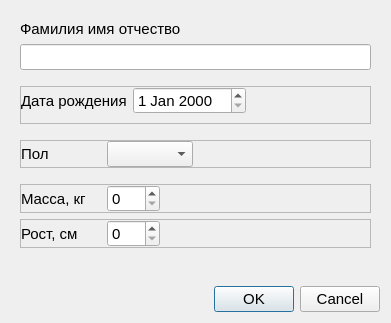
This is client_widgets/database_widgets/patientkarddialog.ui in grigp/a-analyser as Qt 5 draws it before an edit. The edited form follows.
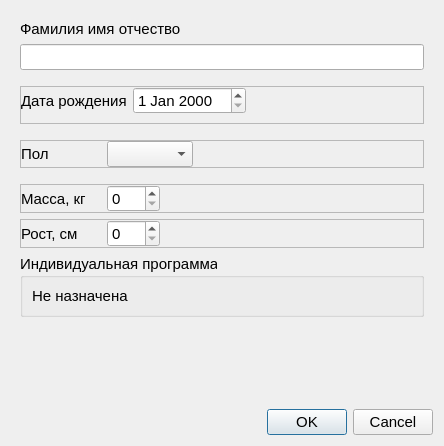
This is the edited form.

What changed in the file:
```diff
--- a/client_widgets/database_widgets/patientkarddialog.ui
+++ b/client_widgets/database_widgets/patientkarddialog.ui
@@ -9,8 +9,8 @@
    <rect>
     <x>0</x>
     <y>0</y>
-    <width>391</width>
-    <height>323</height>
+    <width>444</width>
+    <height>446</height>
    </rect>
   </property>
   <property name="font">
@@ -303,6 +303,35 @@
         </layout>
        </widget>
       </item>
+      <item>
+       <widget class="QGroupBox" name="gbPP">
+        <property name="title">
+         <string>Индивидуальная программа</string>
+        </property>
+        <layout class="QHBoxLayout" name="horizontalLayout_5">
+         <item>
+          <widget class="QLabel" name="lblPP">
+           <property name="text">
+            <string>Не назначена</string>
+           </property>
+          </widget>
+         </item>
+         <item>
+          <widget class="QLabel" name="lblPPPic">
+           <property name="sizePolicy">
+            <sizepolicy hsizetype="Fixed" vsizetype="Fixed">
+             <horstretch>0</horstretch>
+             <verstretch>0</verstretch>
+            </sizepolicy>
+           </property>
+           <property name="text">
+            <string/>
+           </property>
+          </widget>
+         </item>
+        </layout>
+       </widget>
+      </item>
       <item>
        <spacer name="verticalSpacer">
         <property name="orientation">
```
